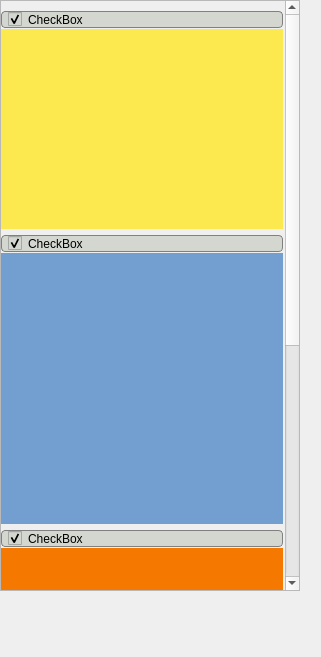
The window that rightArea.ui (cuby-tec/mitoPrinter) describes before a commit, drawn with Qt 5.
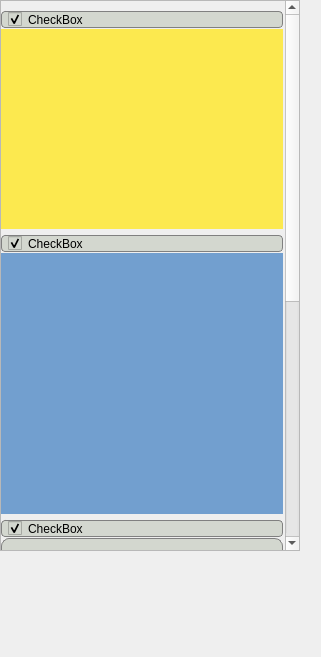
The same window after the commit.

Patch:
```diff
--- a/rightArea.ui
+++ b/rightArea.ui
@@ -36,7 +36,7 @@
      <x>0</x>
      <y>0</y>
      <width>300</width>
-     <height>591</height>
+     <height>551</height>
     </rect>
    </property>
    <property name="sizePolicy">
@@ -203,11 +203,19 @@
         <property name="minimumSize">
          <size>
           <width>0</width>
-          <height>200</height>
+          <height>280</height>
          </size>
         </property>
         <property name="styleSheet">
-         <string notr="true">background-color: rgb(245, 121, 0);</string>
+         <string notr="true">#widget_3{
+background-color: rgb(211, 215, 207);
+border-color: rgb(239, 41, 41);
+selection-color: rgb(153, 255, 0);
+margin-top:0px;
+border: 1px solid gray;
+border-radius: 8px;
+padding-left:6px;
+}</string>
         </property>
        </widget>
       </item>
```
